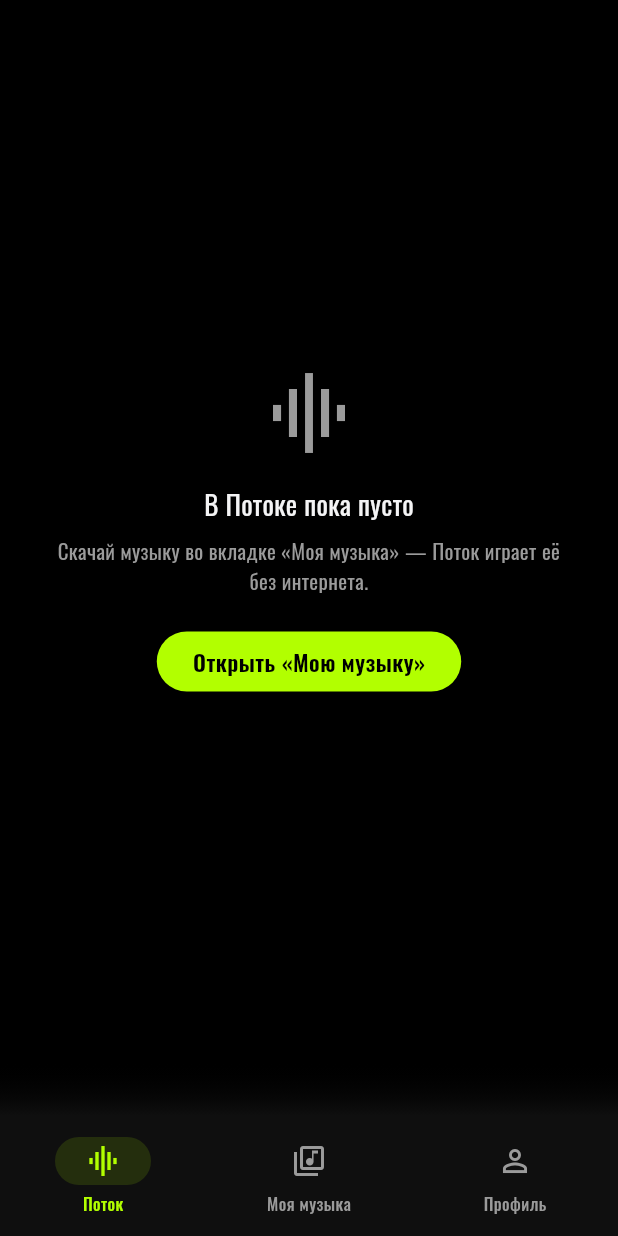
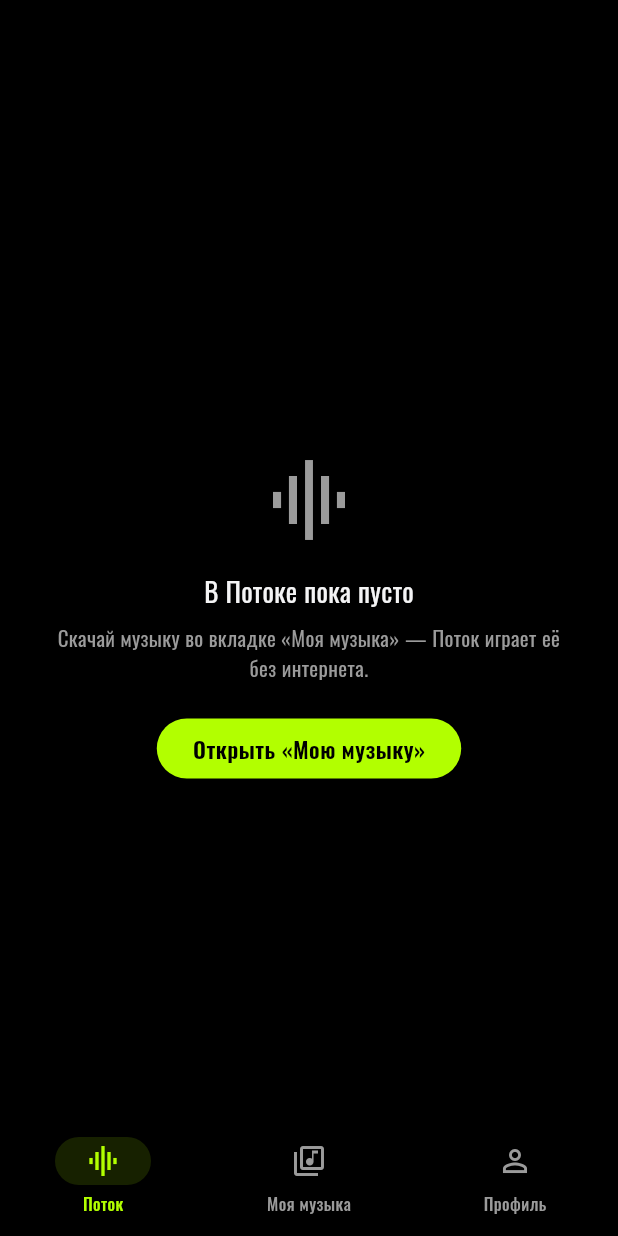
Before and after one commit to sanyamax13/soundflow-player, a Flutter app: the screen it shows after launch, on a phone screen of 412 x 824 dp. Run offline on Flutter 3.47's test engine with Material 3 defaults, Android fonts, the phone set to English and light mode, and no system bars; our stand-ins replace audio_service, dio, just_audio, sqflite; missing offline and left inert: audio_session; accounts and stored records are empty; statements that could not run were skipped.

Commit message:
fix(mobile): Поток проще — играет показанная песня; меню прозрачное поверх обложки
Alex 06.09.2026: «нажимаю — играет другая песня… почему ты мудришь, делай проще».

- `_start()` заводит именно ту песню, что показана на экране (её индекс в
  списке), дальше вперемешку. Было: строил очередь и запускал случайную.
- Нижнее меню на «Потоке»: убрана серая полоса-переход (была `c215062`),
  вместо неё `Scaffold.extendBody` + прозрачный `NavigationBar` — плеер
  идёт под меню, низ сам под цветом обложки. На других вкладках меню
  обычное (extendBody только на «Потоке»).
- Нижний градиент плеера к самому краю отпускает до 0.7 чёрного, чтобы под
  прозрачным меню был виден цвет обложки, а не глухой чёрный.

flutter analyze + test 23/23. На эмуляторе не снято — WHPX-ускорение
отвалилось после удаления Docker.

Co-Authored-By: Claude Sonnet 5 <noreply@anthropic.com>
Claude-Session: https://claude.ai/code/session_01Y9uaJhA4Swh1SuiwMJfbSM

```diff
--- a/apps/mobile/lib/app/shell.dart
+++ b/apps/mobile/lib/app/shell.dart
@@ -32,29 +32,20 @@ class _ShellState extends State<Shell> {
 
   @override
   Widget build(BuildContext context) {
+    // На «Потоке» плеер занимает весь экран — пускаем его и под меню, а само
+    // меню делаем прозрачным: низ сам «подстраивается под обложку», без
+    // серой полосы и стыка (Alex 06.09.2026). На других вкладках меню
+    // обычное, на чёрном фоне.
+    final onStream = _tab == 0;
     return Scaffold(
+      extendBody: onStream,
       body: _screen(_tab),
       bottomNavigationBar: Column(
         mainAxisSize: MainAxisSize.min,
         children: [
-          // На «Потоке» и так на весь экран управление плеером — полоска
-          // здесь была бы тем же самым второй раз (05.09.2026).
           if (_tab != 0) MiniPlayer(controller: AppScope.of(context).player),
-          // Плавный переход от полноэкранного плеера к нижнему меню — мягкая
-          // полоса-градиент вместо резкого стыка чёрного низа плеера и
-          // панели #0F0F0F (Alex 06.09.2026).
-          if (_tab == 0)
-            Container(
-              height: 36,
-              decoration: const BoxDecoration(
-                gradient: LinearGradient(
-                  begin: Alignment.topCenter,
-                  end: Alignment.bottomCenter,
-                  colors: [Colors.transparent, Afisha.surface],
-                ),
-              ),
-            ),
           NavigationBar(
+            backgroundColor: onStream ? Colors.transparent : Afisha.surface,
             selectedIndex: _tab,
             onDestinationSelected: (i) => setState(() => _tab = i),
             destinations: [
```
Also changed, not shown: apps/mobile/lib/features/player/player_view.dart (+9 -3 lines), apps/mobile/lib/features/stream/stream_screen.dart (+15 -6 lines).
